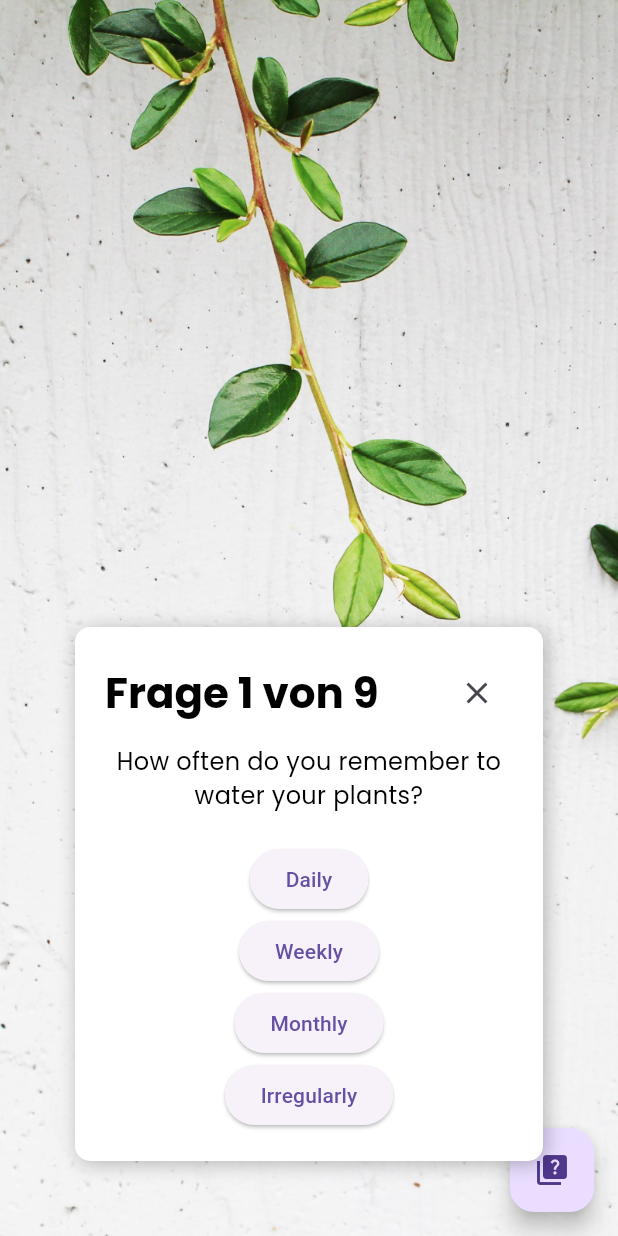
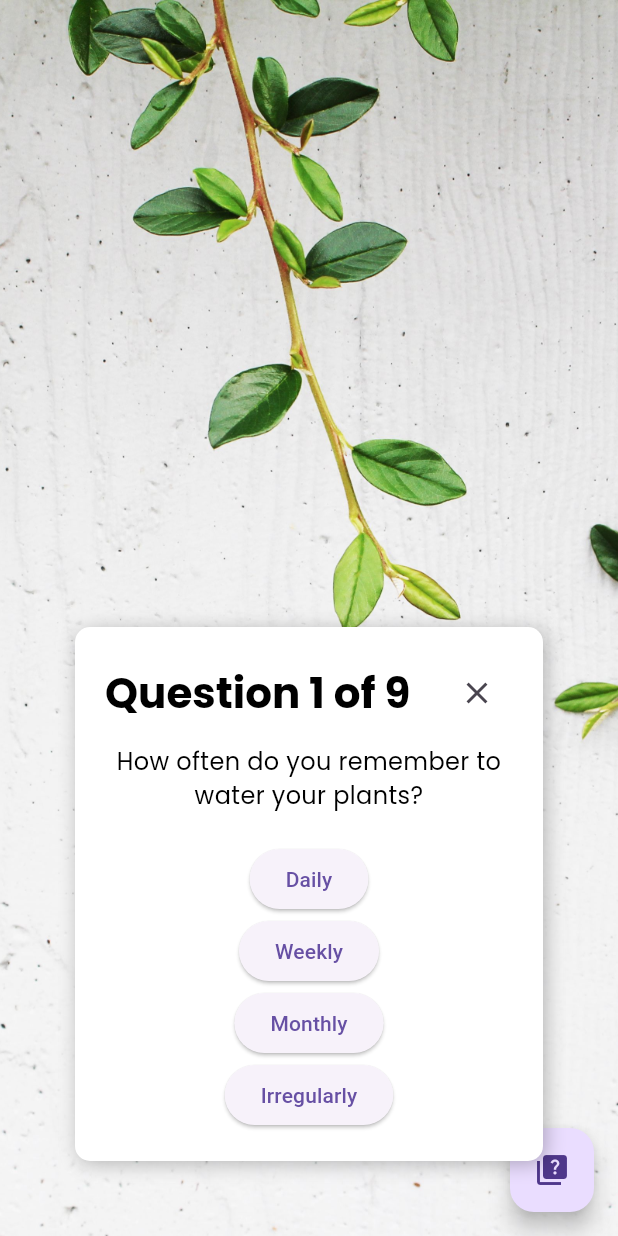
Before and after one commit to GeroStoewe/plant_friends, a Flutter app: the screen it shows after launch, after a tap on the "quiz" icon, on a phone screen of 412 x 824 dp. Run offline on Flutter 3.47's test engine with Material 3 defaults, Android fonts, the phone set to English and light mode, and no system bars.

Commit message:
final changes, now almost done (links to wiki are missing)

```diff
--- a/lib/quiz/quiz_functions.dart
+++ b/lib/quiz/quiz_functions.dart
@@ -136,7 +136,7 @@ class QuizFunctions {
                   mainAxisAlignment: MainAxisAlignment.spaceBetween,
                   children: [
                     Text(
-                      'Frage ${currentQuestionIndex + 1} von ${questions.length}',
+                      'Question ${currentQuestionIndex + 1} of ${questions.length}',
                       style: Theme.of(context).textTheme.headlineMedium,
                     ),
                     IconButton(
```
